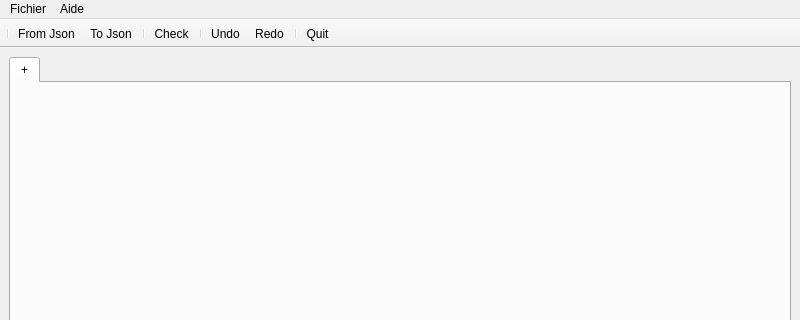
This is ui/qastle.ui in Epono/qastle as Qt 5 draws it before an edit; both pictures show x 0 to 800 and y 0 to 320 of the 800 by 600 pixel window. The edited form follows.
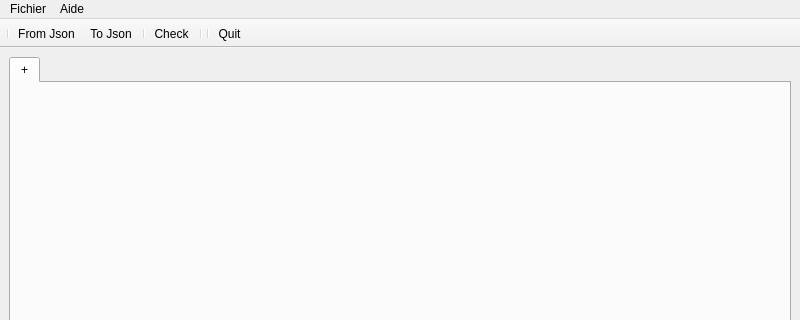
This is the edited form.

```diff
--- a/ui/qastle.ui
+++ b/ui/qastle.ui
@@ -87,8 +87,6 @@
    <addaction name="separator"/>
    <addaction name="actionCheck"/>
    <addaction name="separator"/>
-   <addaction name="actionUndo"/>
-   <addaction name="actionRedo"/>
    <addaction name="separator"/>
    <addaction name="actionQuit"/>
   </widget>
@@ -127,28 +125,6 @@
     <string>Check</string>
    </property>
   </action>
-  <action name="actionUndo">
-   <property name="text">
-    <string>Undo</string>
-   </property>
-   <property name="toolTip">
-    <string>Undo</string>
-   </property>
-   <property name="shortcut">
-    <string>Ctrl+1</string>
-   </property>
-  </action>
-  <action name="actionRedo">
-   <property name="text">
-    <string>Redo</string>
-   </property>
-   <property name="toolTip">
-    <string>Redo</string>
-   </property>
-   <property name="shortcut">
-    <string>Ctrl+2</string>
-   </property>
-  </action>
  </widget>
  <resources/>
  <connections/>
```
